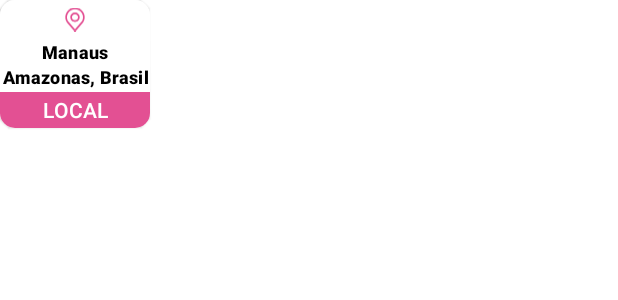
After one commit to JonathanSouzaJFS/JFEventos, an Android app: the layout component_event_locale.xml on its own in the app's theme, with its tools: preview values and no code run, on a phone screen of 412 x 824 dp. The commit adds this screen. Shown: the top 300 px of the screen. Run offline under Robolectric (Android 15) with nearby library versions, the phone set to English and light mode, and no system bars.

Commit message:
Creating EventHourView and EventLocaleView

```diff
--- a/app/src/main/java/com/example/jfeventos/ui/EventAdapter.kt
+++ b/app/src/main/java/com/example/jfeventos/ui/EventAdapter.kt
@@ -30,7 +30,7 @@ class EventAdapter(
             with(event){
                 binding.event = this
                 binding.eventDateView.bind(date)
-                binding.eventResumeView.bind(title, price).setCityStateEvent(context, longitude, latitude)
+                binding.eventResumeView.bind(title, price).setCityEvent(context, longitude, latitude)
             }
 
             binding.root.setOnClickListener {
--- a/app/src/main/java/com/example/jfeventos/ui/components/resume/EventResumeView.kt
+++ b/app/src/main/java/com/example/jfeventos/ui/components/resume/EventResumeView.kt
@@ -44,7 +44,7 @@ class EventResumeView @JvmOverloads constructor(
         priceEvent.text = "A partir de R$ $price"
     }
 
-    fun setCityStateEvent(context: Context, long: String, lat: String) = try {
+    fun setCityEvent(context: Context, long: String, lat: String) = try {
         val geocoder = Geocoder(context, getBrazilianLocation())
         val addresses = geocoder.getFromLocation(lat.toDouble(), long.toDouble(), 1)
         cityEvent.text = "${addresses[0].subAdminArea}"
--- /dev/null
+++ b/app/src/main/res/layout/component_event_locale.xml
@@ -0,0 +1,75 @@
+<?xml version="1.0" encoding="utf-8"?>
+<com.google.android.material.card.MaterialCardView xmlns:android="http://schemas.android.com/apk/res/android"
+    xmlns:app="http://schemas.android.com/apk/res-auto"
+    android:id="@+id/cardview2"
+    android:layout_width="100dp"
+    android:layout_height="85dp"
+    android:layout_toEndOf="@+id/cardview"
+    app:cardCornerRadius="10dp"
+    app:layout_constraintEnd_toEndOf="parent"
+    app:layout_constraintHorizontal_bias="0.5"
+    app:layout_constraintStart_toEndOf="@+id/cardviewxx"
+    app:layout_constraintTop_toBottomOf="@+id/app_bar">
+
+    <RelativeLayout
+        android:layout_width="match_parent"
+        android:layout_height="match_parent"
+        android:background="@color/colorWhite">
+
+        <ImageView
+            android:id="@+id/eventLocale"
+            android:layout_width="16dp"
+            android:layout_height="18dp"
+            android:layout_centerHorizontal="true"
+            android:layout_marginTop="4dp"
+            android:src="@drawable/ic_place" />
+
+        <TextView
+            android:id="@+id/cityEvent"
+            android:layout_width="match_parent"
+            android:layout_height="wrap_content"
+            android:layout_below="@+id/eventLocale"
+            android:layout_marginTop="4dp"
+            android:ellipsize="end"
+            android:gravity="center"
+            android:maxLines="1"
+            android:text="Manaus"
+            android:textAppearance="?attr/textAppearanceHeadline6"
+            android:textColor="@color/colorBlack"
+            android:textSize="12sp"
+            android:textStyle="bold" />
+
+        <TextView
+            android:id="@+id/stateEvent"
+            android:layout_width="match_parent"
+            android:layout_height="wrap_content"
+            android:layout_below="@id/cityEvent"
+            android:ellipsize="end"
+            android:gravity="center"
+            android:maxLines="1"
+            android:text="Amazonas, Brasil"
+            android:textAppearance="?attr/textAppearanceHeadline6"
+            android:textColor="@color/colorBlack"
+            android:textSize="12sp"
+            android:textStyle="bold" />
+
+        <LinearLayout
+            android:layout_width="match_parent"
+            android:layout_height="24dp"
+            android:layout_alignParentBottom="true"
+            android:background="#E35093"
+            android:orientation="vertical">
+
+            <TextView
+                android:layout_width="match_parent"
+                android:layout_height="wrap_content"
+                android:gravity="center"
+                android:padding="2dp"
+                android:text="LOCAL"
+                android:textAppearance="?attr/textAppearanceHeadline6"
+                android:textColor="@color/colorWhite"
+                android:textSize="14sp" />
+        </LinearLayout>
+    </RelativeLayout>
+
+</com.google.android.material.card.MaterialCardView>
```
Also changed, not shown: app/src/main/java/com/example/jfeventos/ui/components/date/EventHourView.kt (added, +43 -0 lines), app/src/main/java/com/example/jfeventos/ui/components/date/EventLocaleView.kt (added, +36 -0 lines), app/src/main/res/layout/component_event_hour.xml (added, +58 -0 lines).
